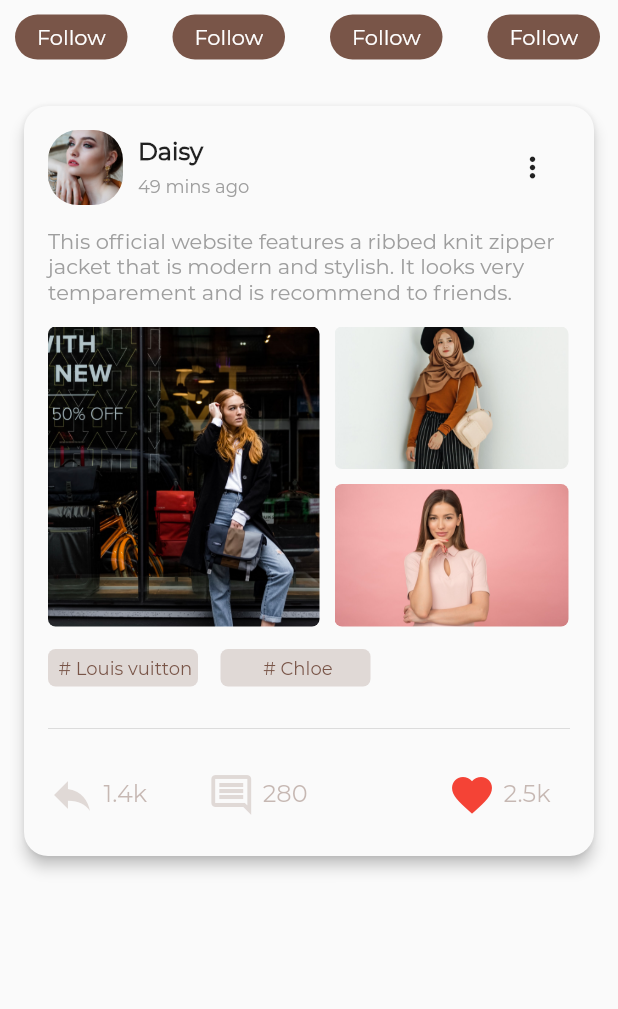
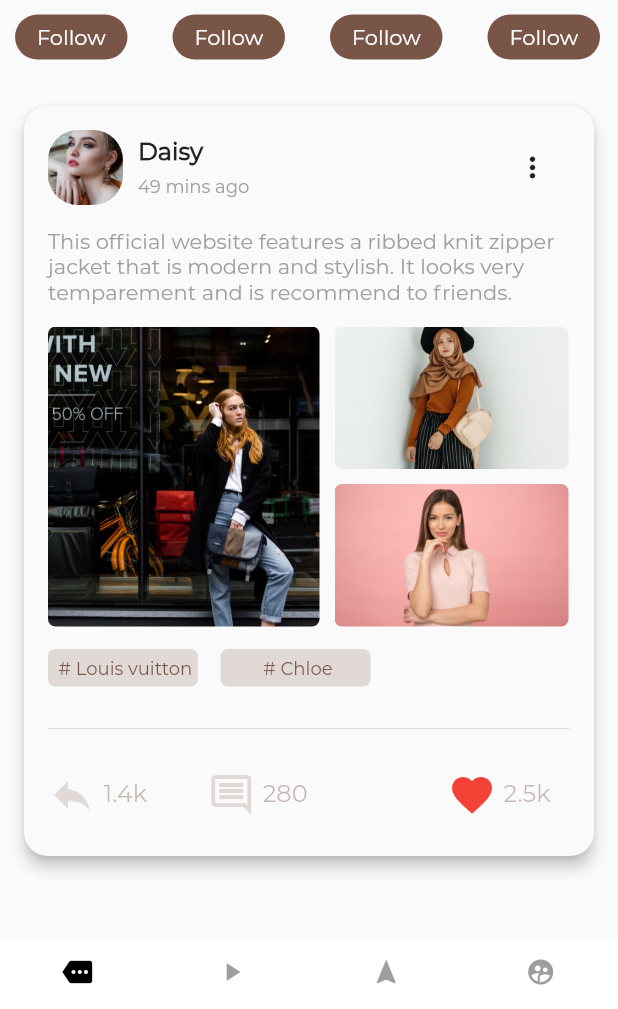
Before and after one commit to BunyaminYavuz/fashion_app_ui_design, a Flutter app: the screen it shows after launch, on a phone screen of 412 x 824 dp, the part 227-1236 px from its top. Run offline on Flutter 3.47's test engine with Material 2 defaults, Android fonts, the phone set to English and light mode, and no system bars.

Commit message:
Bottom Navigation Bar Designed

```diff
--- a/lib/main.dart
+++ b/lib/main.dart
@@ -23,10 +23,58 @@ class HomePage extends StatefulWidget {
   State<HomePage> createState() => _HomePageState();
 }
 
-class _HomePageState extends State<HomePage> {
+class _HomePageState extends State<HomePage>
+    with SingleTickerProviderStateMixin {
+  late TabController tabController;
+
+  @override
+  void initState() {
+    super.initState();
+    tabController = TabController(length: 4, vsync: this);
+  }
+
+  @override
+  void dispose() {
+    tabController.dispose();
+    super.dispose();
+  }
+
   @override
   Widget build(BuildContext context) {
     return Scaffold(
+      bottomNavigationBar: Material(
+        color: Colors.white,
+        child: TabBar(controller: tabController, indicatorColor: Colors.transparent, tabs: [
+          Tab(
+            icon: Icon(
+              Icons.more,
+              size: 20,
+              color: Colors.black,
+            ),
+          ),
+          Tab(
+            icon: Icon(
+              Icons.play_arrow,
+              size: 20,
+              color: Colors.grey,
+            ),
+          ),
+          Tab(
+            icon: Icon(
+              Icons.navigation,
+              size: 20,
+              color: Colors.grey,
+            ),
+          ),
+          Tab(
+            icon: Icon(
+              Icons.supervised_user_circle,
+              size: 20,
+              color: Colors.grey,
+            ),
+          ),
+        ]),
+      ),
       appBar: AppBar(
         backgroundColor: Colors.transparent,
         elevation: 0,
```
